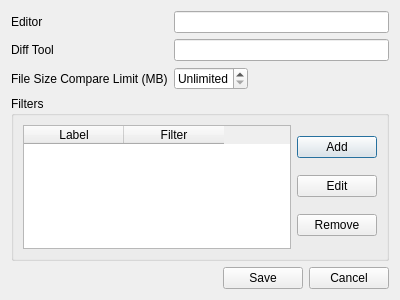
Qt form ui/settingsdialog.ui (PollardBanknote/qdiffdir) before a commit.
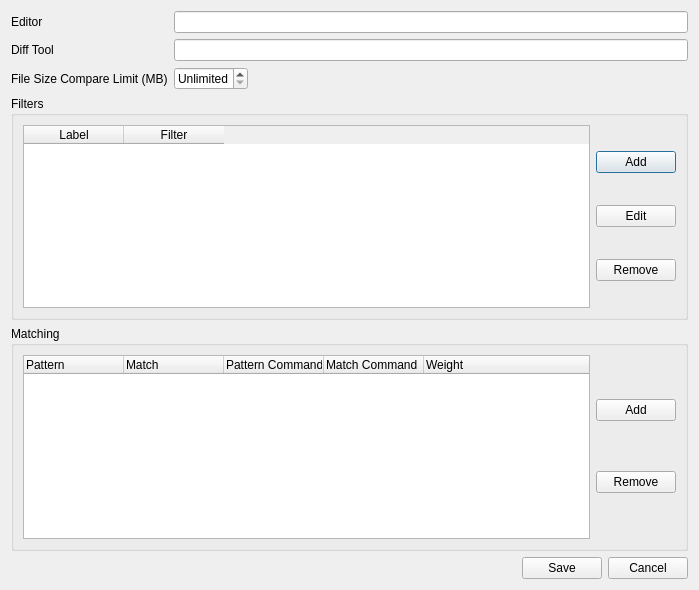
The same form after that commit.

Commit message: Move match rules to MySettings object

What changed in the file:
```diff
--- a/ui/settingsdialog.ui
+++ b/ui/settingsdialog.ui
@@ -6,8 +6,8 @@
    <rect>
     <x>0</x>
     <y>0</y>
-    <width>400</width>
-    <height>300</height>
+    <width>699</width>
+    <height>590</height>
    </rect>
   </property>
   <property name="windowTitle">
@@ -116,17 +116,60 @@
     </widget>
    </item>
    <item>
-    <spacer name="verticalSpacer">
-     <property name="orientation">
-      <enum>Qt::Vertical</enum>
+    <widget class="QGroupBox" name="groupBox_2">
+     <property name="title">
+      <string>Matching</string>
      </property>
-     <property name="sizeHint" stdset="0">
-      <size>
-       <width>20</width>
-       <height>40</height>
-      </size>
-     </property>
-    </spacer>
+     <layout class="QHBoxLayout" name="horizontalLayout_2">
+      <item>
+       <widget class="QTreeWidget" name="match_rules">
+        <column>
+         <property name="text">
+          <string>Pattern</string>
+         </property>
+        </column>
+        <column>
+         <property name="text">
+          <string>Match</string>
+         </property>
+        </column>
+        <column>
+         <property name="text">
+          <string>Pattern Command</string>
+         </property>
+        </column>
+        <column>
+         <property name="text">
+          <string>Match Command</string>
+         </property>
+        </column>
+        <column>
+         <property name="text">
+          <string>Weight</string>
+         </property>
+        </column>
+       </widget>
+      </item>
+      <item>
+       <layout class="QVBoxLayout" name="verticalLayout_3">
+        <item>
+         <widget class="QPushButton" name="add_match">
+          <property name="text">
+           <string>Add</string>
+          </property>
+         </widget>
+        </item>
+        <item>
+         <widget class="QPushButton" name="remove_match">
+          <property name="text">
+           <string>Remove</string>
+          </property>
+         </widget>
+        </item>
+       </layout>
+      </item>
+     </layout>
+    </widget>
    </item>
    <item>
     <layout class="QHBoxLayout" name="horizontalLayout">
```
The commit also changes 6 other files.
